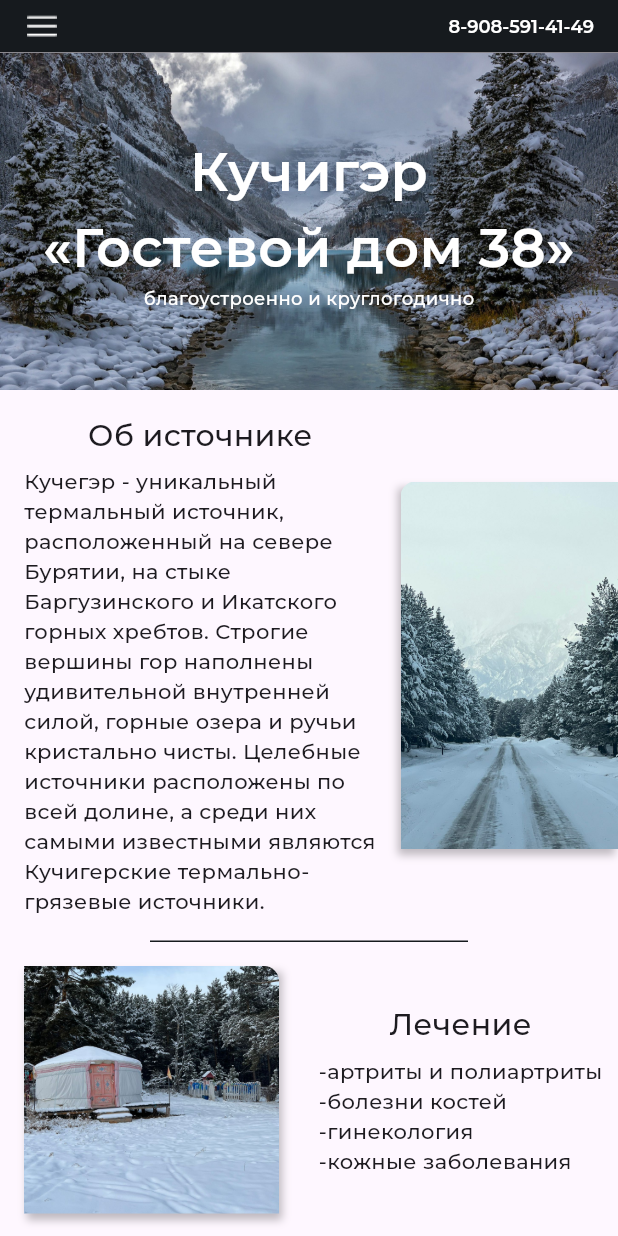
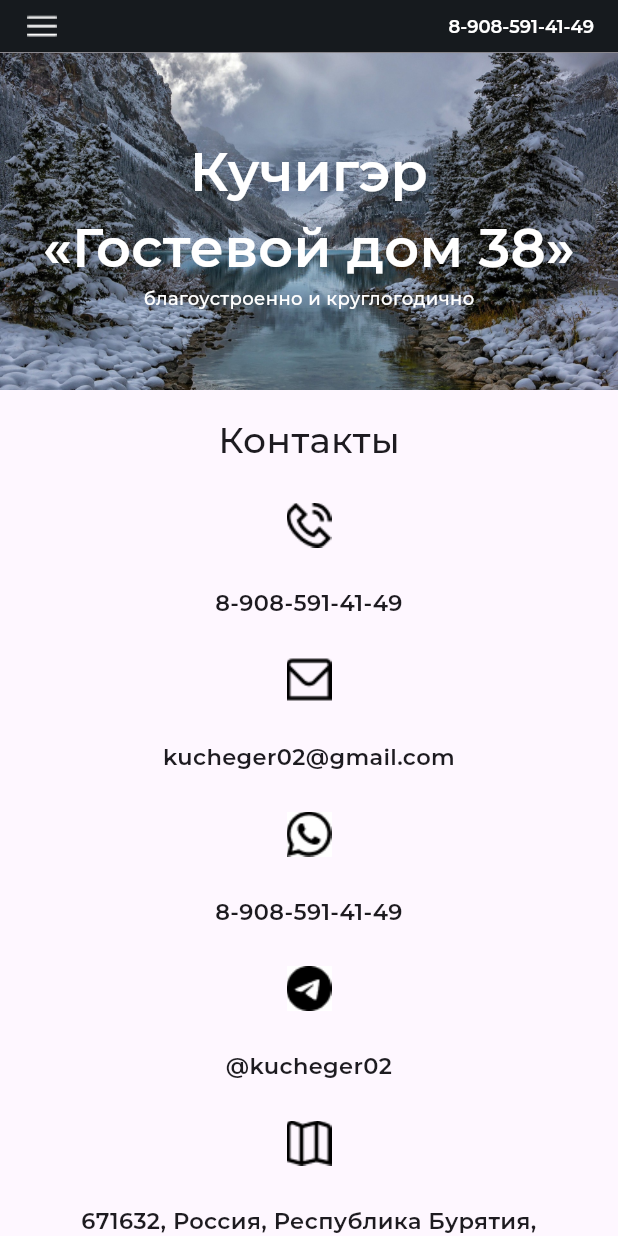
Before and after one commit to def1n3x/kuchiger, a Flutter app: the screen it shows after launch, on a phone screen of 412 x 824 dp. Run offline on Flutter 3.47's test engine with Material 3 defaults, Android fonts, the light colour scheme and no system bars; project files that could hold a hidden picture were left out.

Commit message:
Добавлены новые страницы

```diff
--- a/lib/main.dart
+++ b/lib/main.dart
@@ -1,6 +1,8 @@
 import 'package:flutter/material.dart';
 import 'package:kuchiger/screens/desktop/home_screen.dart';
+import 'package:kuchiger/screens/mobile/contacts_screen/contacts_screen.dart';
 import 'package:kuchiger/screens/mobile/home_screen/home_screen.dart';
+import 'package:kuchiger/screens/mobile/room_screen/room_screen.dart';
 
 void main() {
   runApp(const MainApp());
@@ -13,20 +15,21 @@ class MainApp extends StatelessWidget {
   Widget build(BuildContext context) {
     // Использование Builder для создания подходящего контекста
     return MaterialApp(
-      home: Builder(
-        builder: (BuildContext context) {
-          // Получение размеров экрана
-          final Size size = MediaQuery.of(context).size;
-          // Определение, является ли устройство мобильным
-          bool isMobile =
-              size.width < 800; // или другой порог для мобильных устройств
-          // Выбор домашнего экрана в зависимости от платформы
-          Widget home =
-              isMobile ? const HomeScreenMobile() : const HomeScreenDesktop();
+      home: ContactsScreenMobile()
+      // Builder(
+      //   builder: (BuildContext context) {
+      //     // Получение размеров экрана
+      //     final Size size = MediaQuery.of(context).size;
+      //     // Определение, является ли устройство мобильным
+      //     bool isMobile =
+      //         size.width < 800; // или другой порог для мобильных устройств
+      //     // Выбор домашнего экрана в зависимости от платформы
+      //     Widget home =
+      //         isMobile ? const HomeScreenMobile() : const HomeScreenDesktop();
 
-          return home;
-        },
-      ),
+      //     return home;
+      //   },
+      // ),
     );
   }
 }
--- /dev/null
+++ b/lib/screens/mobile/contacts_screen/contacts_screen.dart
@@ -0,0 +1,25 @@
+import 'package:flutter/material.dart';
+import 'package:kuchiger/screens/mobile/contacts_screen/widgets/contacts_widget.dart';
+import 'package:kuchiger/widgets/footer_widget.dart';
+import 'package:kuchiger/widgets/kuchiger_app_bar.dart';
+import 'package:kuchiger/widgets/kuchiger_main_widget.dart';
+
+class ContactsScreenMobile extends StatelessWidget {
+  const ContactsScreenMobile({super.key});
+
+  @override
+  Widget build(BuildContext context) {
+    return const Scaffold(
+      appBar: KuchigerAppbar(),
+      body: SingleChildScrollView(
+        child: Column(
+          children: [
+            KuchigerMainWidget(),
+            ContactsWidget(),
+            FooterWidget(),
+          ],
+        ),
+      ),
+    );
+  }
+}
--- /dev/null
+++ b/lib/screens/mobile/contacts_screen/widgets/contacts_widget.dart
@@ -0,0 +1,60 @@
+import 'package:flutter/material.dart';
+
+class ContactsWidget extends StatelessWidget {
+  const ContactsWidget({super.key});
+
+  @override
+  Widget build(BuildContext context) {
+    return Column(
+      mainAxisAlignment: MainAxisAlignment.center,
+      crossAxisAlignment: CrossAxisAlignment.center,
+      children: [
+        const Padding(
+          padding: EdgeInsets.only(top: 16),
+          child: Text(
+            'Контакты',
+            style: TextStyle(
+              fontFamily: 'Montserrat',
+              fontSize: 24,
+              fontWeight: FontWeight.w500,
+            ),
+          ),
+        ),
+        const SizedBox(height: 25),
+        _buildItem('assets/images/phone-icon.png', '8-908-591-41-49'),
+        _buildItem('assets/images/mail-icon.png', 'kucheger02@gmail.com'),
+        _buildItem('assets/images/whatsapp-icon.png', '8-908-591-41-49'),
+        _buildItem('assets/images/telegram-icon.png', '@kucheger02'),
+        _buildItem(
+          'assets/images/map-icon.png',
+          '671632, Россия, Республика Бурятия, Курумканский район, улус Кучигер',
+        ),
+      ],
+    );
+  }
+
+  Widget _buildItem(String imagePath, String descriprion) {
+    return Column(
+      mainAxisAlignment: MainAxisAlignment.center,
+      crossAxisAlignment: CrossAxisAlignment.center,
+      children: [
+        Image.asset(
+          imagePath,
+          width: 30,
+          height: 30,
+        ),
+        const SizedBox(height: 26),
+        Text(
+          descriprion,
+          style: const TextStyle(
+            fontFamily: 'Montserrat',
+            fontSize: 15,
+            fontWeight: FontWeight.w600,
+          ),
+          textAlign: TextAlign.center,
+        ),
+        const SizedBox(height: 26),
+      ],
+    );
+  }
+}
--- a/lib/screens/mobile/home_screen/home_screen.dart
+++ b/lib/screens/mobile/home_screen/home_screen.dart
@@ -1,5 +1,5 @@
 import 'package:flutter/material.dart';
-import 'package:kuchiger/screens/mobile/home_screen/widgets/footer_widget.dart';
+import 'package:kuchiger/widgets/footer_widget.dart';
 import 'package:kuchiger/screens/mobile/home_screen/widgets/general_info_widget.dart';
 import 'package:kuchiger/screens/mobile/home_screen/widgets/line_widget.dart';
 import 'package:kuchiger/widgets/kuchiger_app_bar.dart';
--- a/lib/widgets/kuchiger_app_bar.dart
+++ b/lib/widgets/kuchiger_app_bar.dart
@@ -1,4 +1,5 @@
 import 'package:flutter/material.dart';
+import 'package:kuchiger/screens/mobile/room_screen/room_screen.dart';
 // import 'package:flutter_svg/flutter_svg.dart';
 
 class KuchigerAppbar extends StatelessWidget implements PreferredSizeWidget {
@@ -9,10 +10,18 @@ class KuchigerAppbar extends StatelessWidget implements PreferredSizeWidget {
     return AppBar(
       toolbarHeight: 35,
       backgroundColor: const Color.fromRGBO(22, 26, 30, 1),
-      leading: Image.asset(
-        'assets/images/menu.png',
-        width: 20,
-        height: 20,
+      leading: InkWell(
+        onTap: () {
+          Navigator.push(
+            context,
+            MaterialPageRoute(builder: (context) => RoomScreenMobile()),
+          );
+        },
+        child: Image.asset(
+          'assets/images/menu.png',
+          width: 20,
+          height: 20,
+        ),
       ),
       title: const Row(
         children: [
```
Also changed, not shown: lib/screens/mobile/room_screen/room_screen.dart (added, +29 -0 lines), lib/screens/mobile/room_screen/widgets/info_widget.dart (added, +41 -0 lines), lib/screens/mobile/room_screen/widgets/line_widget.dart (added, +14 -0 lines), assets/images/mail-icon.png (added), assets/images/map-icon.png (added), assets/images/phone-icon.png (added), assets/images/telegram-icon.png (added), assets/images/whatsapp-icon.png (added), lib/screens/mobile/room_screen/widgets/rooms_widget.dart (added), lib/widgets/footer_widget.dart (renamed from lib/screens/mobile/home_screen/widgets/footer_widget.dart).
